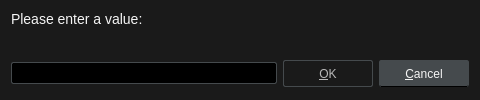
First picture: the form in src/ui/inputdialog.ui, repository u8sand/Baka-MPlayer, before the edit.
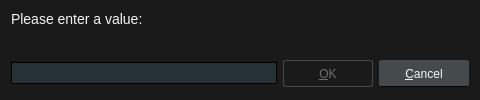
Second picture: the form after the edit.

Commit message: Changed primary color & color fixes

Patch:
```diff
--- a/src/ui/inputdialog.ui
+++ b/src/ui/inputdialog.ui
@@ -23,9 +23,8 @@
 /* QLineEdit */
 
 QLineEdit {
-	background: black;
-	border: 1px solid #454A4D;
-	border-radius: 2px;
+	background: #263238;
+	border: 1px solid black;
 	padding: 2px;
 }
 QLineEdit:focus {
@@ -54,7 +53,7 @@
 QPushButton:disabled {
 	background: transparent;
 	border: 1px solid #454A4D;
-	color: #B8B8B8;
+	color: #6F6F6F;
 }</string>
   </property>
   <layout class="QVBoxLayout" name="verticalLayout">
```
Left out of the diff: 4 changed lines with no effect on the pictures. The commit also changes 14 other files.
